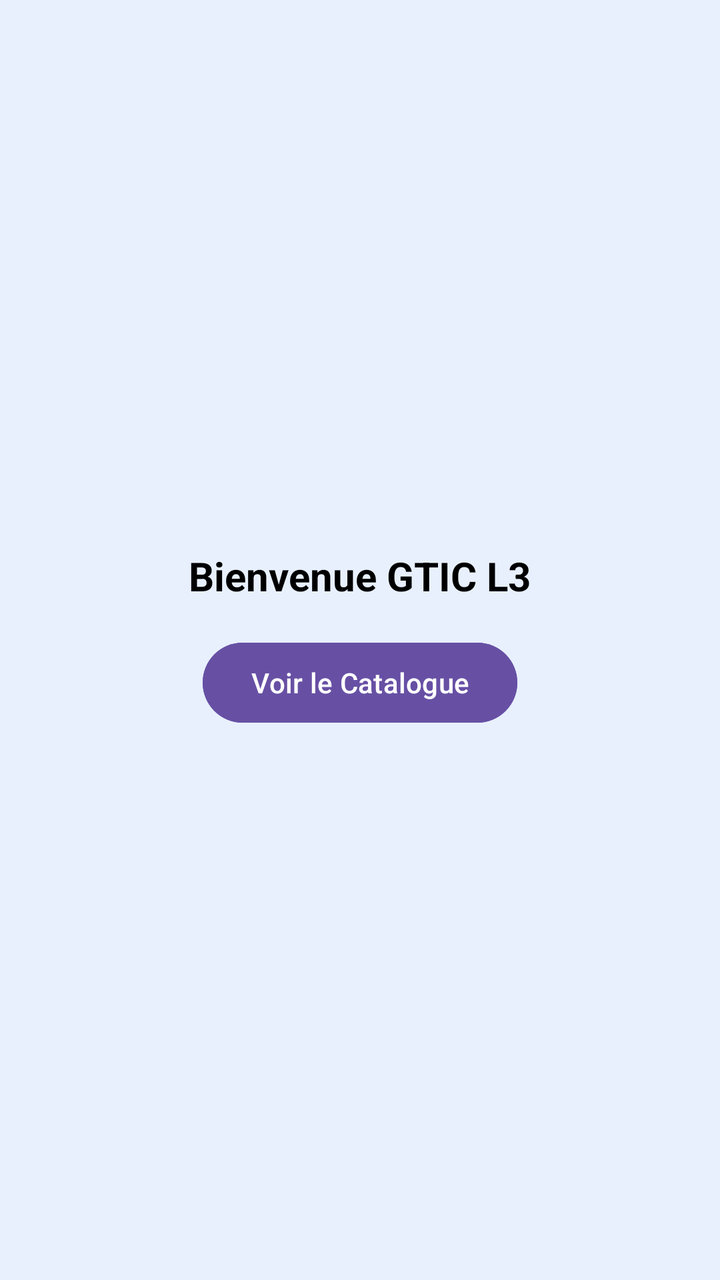
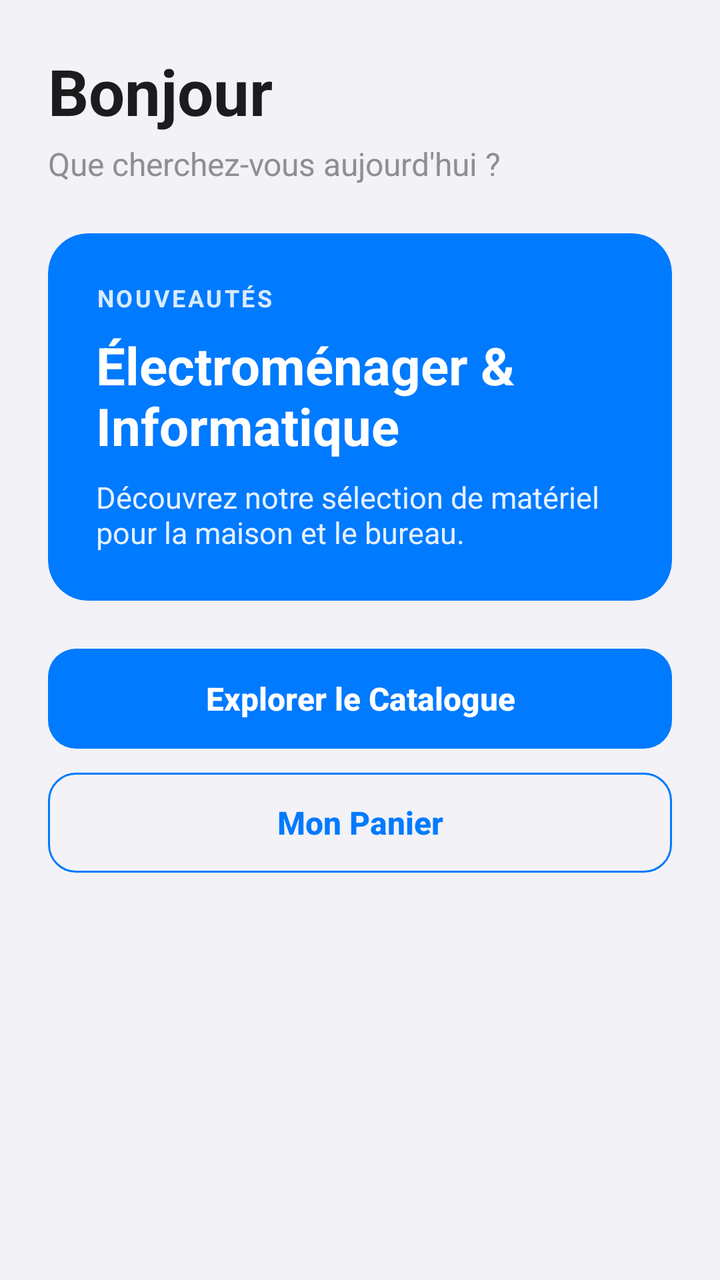

The first picture is an Android layout as it rendered before a commit; the second is the same layout after the commit. The layout source and the unified diff follow.
<!-- AndroidManifest.xml: application theme Theme.MiniShopManager -->
<!-- res/layout/activity_main.xml -->
<?xml version="1.0" encoding="utf-8"?>
<LinearLayout xmlns:android="http://schemas.android.com/apk/res/android"
    android:layout_width="match_parent"
    android:layout_height="match_parent"
    android:gravity="center"
    android:orientation="vertical"
    android:background="#E8F0FE">

    <TextView
        android:id="@+id/tvName"
        android:layout_width="wrap_content"
        android:layout_height="wrap_content"
        android:paddingBottom="16dp"
        android:text="Bienvenue GTIC L3"
        android:textColor="#000000"
        android:textSize="20sp"
        android:textStyle="bold" />

    <Button
        android:id="@+id/btnNext"
        android:layout_width="wrap_content"
        android:layout_height="wrap_content"
        android:backgroundTint="#6750A4"
        android:text="Voir le Catalogue" />

</LinearLayout>
<!-- resources referenced by this layout -->
<resources>
  <style name="Theme.MiniShopManager" parent="Base.Theme.MiniShopManager" />
  <style name="Base.Theme.MiniShopManager" parent="Theme.Material3.DayNight.NoActionBar">
          
          
      </style>
</resources>

<!-- the commit's change to res/layout/activity_main.xml (unified diff, before → after) -->
@@ -1,26 +1,100 @@
 <?xml version="1.0" encoding="utf-8"?>
-<LinearLayout xmlns:android="http://schemas.android.com/apk/res/android"
+<ScrollView
+    xmlns:android="http://schemas.android.com/apk/res/android"
+    xmlns:app="http://schemas.android.com/apk/res-auto"
     android:layout_width="match_parent"
     android:layout_height="match_parent"
-    android:gravity="center"
-    android:orientation="vertical"
-    android:background="#E8F0FE">
+    android:background="@color/background"
+    android:fillViewport="true"
+    android:fitsSystemWindows="true">
 
-    <TextView
-        android:id="@+id/tvName"
-        android:layout_width="wrap_content"
+    <LinearLayout
+        android:layout_width="match_parent"
         android:layout_height="wrap_content"
-        android:paddingBottom="16dp"
-        android:text="Bienvenue GTIC L3"
-        android:textColor="#000000"
-        android:textSize="20sp"
-        android:textStyle="bold" />
+        android:orientation="vertical"
+        android:padding="24dp">
 
-    <Button
-        android:id="@+id/btnNext"
-        android:layout_width="wrap_content"
-        android:layout_height="wrap_content"
-        android:backgroundTint="#6750A4"
-        android:text="Voir le Catalogue" />
+        
+        <TextView
+            android:id="@+id/tvGreeting"
+            android:layout_width="wrap_content"
+            android:layout_height="wrap_content"
+            android:text="Bonjour"
+            android:textColor="@color/text_primary"
+            android:textSize="32sp"
+            android:textStyle="bold" />
 
-</LinearLayout>
+        <TextView
+            android:layout_width="wrap_content"
+            android:layout_height="wrap_content"
+            android:layout_marginTop="4dp"
+            android:text="Que cherchez-vous aujourd'hui ?"
+            android:textColor="@color/text_secondary"
+            android:textSize="16sp" />
+
+        
+        <com.google.android.material.card.MaterialCardView
+            android:layout_width="match_parent"
+            android:layout_height="wrap_content"
+            android:layout_marginTop="24dp"
+            app:cardBackgroundColor="@color/primary"
+            app:cardCornerRadius="20dp"
+            app:cardElevation="0dp"
+            app:strokeWidth="0dp">
+
+            <LinearLayout
+                android:layout_width="match_parent"
+                android:layout_height="wrap_content"
+                android:orientation="vertical"
+                android:padding="24dp">
+
+                <TextView
+                    android:layout_width="wrap_content"
+                    android:layout_height="wrap_content"
+                    android:alpha="0.85"
+                    android:letterSpacing="0.1"
+                    android:text="NOUVEAUTÉS"
+                    android:textColor="@color/on_primary"
+                    android:textSize="12sp"
+                    android:textStyle="bold" />
+
+                <TextView
+                    android:layout_width="wrap_content"
+                    android:layout_height="wrap_content"
+                    android:layout_marginTop="8dp"
+                    android:text="Électroménager &amp; Informatique"
+                    android:textColor="@color/on_primary"
+                    android:textSize="26sp"
+                    android:textStyle="bold" />
+
+                <TextView
+                    android:layout_width="wrap_content"
+                    android:layout_height="wrap_content"
+                    android:layout_marginTop="8dp"
+                    android:alpha="0.9"
+                    android:text="Découvrez notre sélection de matériel pour la maison et le bureau."
+                    android:textColor="@color/on_primary"
+                    android:textSize="15sp" />
+            </LinearLayout>
+        </com.google.android.material.card.MaterialCardView>
+
+        
+        <Button
+            android:id="@+id/btnCatalog"
+            style="@style/Widget.MiniShop.Button"
+            android:layout_width="match_parent"
+            android:layout_height="wrap_content"
+            android:layout_marginTop="24dp"
+            android:text="Explorer le Catalogue" />
+
+        <Button
+            android:id="@+id/btnCart"
+            style="@style/Widget.MiniShop.Button.Outlined"
+            android:layout_width="match_parent"
+            android:layout_height="wrap_content"
+            android:layout_marginTop="12dp"
+            android:text="Mon Panier" />
+
+    </LinearLayout>
+
+</ScrollView>
<!-- resource entries referenced after the edit -->
@@ -1,9 +1,80 @@
 <!-- resources referenced by this layout -->
 <resources>
-  <style name="Theme.MiniShopManager" parent="Base.Theme.MiniShopManager" />
-  <style name="Base.Theme.MiniShopManager" parent="Theme.Material3.DayNight.NoActionBar">
+  <color name="background">#F2F2F7</color>
+  <color name="on_primary">#FFFFFF</color>
+  <color name="primary">#007AFF</color>
+  <color name="text_primary">#1C1C1E</color>
+  <color name="text_secondary">#8E8E93</color>
+  <style name="Widget.MiniShop.Button" parent="Widget.Material3.Button">
+          <item name="shapeAppearance">@style/ShapeAppearance.MiniShop.Button</item>
+          <item name="backgroundTint">@color/primary</item>
+          <item name="android:textColor">@color/on_primary</item>
+          <item name="android:textAllCaps">false</item>
+          <item name="android:textSize">16sp</item>
+          <item name="android:textStyle">bold</item>
+          <item name="android:letterSpacing">0</item>
+          <item name="android:minHeight">50dp</item>
+          <item name="android:insetTop">0dp</item>
+          <item name="android:insetBottom">0dp</item>
+      </style>
+  <style name="Widget.MiniShop.Button.Outlined" parent="Widget.Material3.Button.OutlinedButton">
+          <item name="shapeAppearance">@style/ShapeAppearance.MiniShop.Button</item>
+          <item name="strokeColor">@color/primary</item>
+          <item name="android:textColor">@color/primary</item>
+          <item name="android:textAllCaps">false</item>
+          <item name="android:textSize">16sp</item>
+          <item name="android:textStyle">bold</item>
+          <item name="android:letterSpacing">0</item>
+          <item name="android:minHeight">50dp</item>
+          <item name="android:insetTop">0dp</item>
+          <item name="android:insetBottom">0dp</item>
+      </style>
+  <style name="Theme.MiniShopManager" parent="Theme.Material3.Light.NoActionBar">
+  
           
+          <item name="colorPrimary">@color/primary</item>
+          <item name="colorOnPrimary">@color/on_primary</item>
+          <item name="colorSecondary">@color/primary</item>
+          <item name="colorOnSecondary">@color/on_primary</item>
+          <item name="colorTertiary">@color/success</item>
+          <item name="colorOnTertiary">@color/on_success</item>
+  
           
+          <item name="android:colorBackground">@color/background</item>
+          <item name="colorSurface">@color/surface</item>
+          <item name="colorOnBackground">@color/text_primary</item>
+          <item name="colorOnSurface">@color/text_primary</item>
+          <item name="colorOnSurfaceVariant">@color/text_secondary</item>
+          <item name="colorOutline">@color/separator</item>
+  
+          
+          <item name="android:statusBarColor">@color/background</item>
+          <item name="android:navigationBarColor">@color/background</item>
+          <item name="android:windowLightStatusBar">true</item>
+          <item name="android:windowBackground">@color/background</item>
+  
+          
+          <item name="android:textColorPrimary">@color/text_primary</item>
+          <item name="android:textColorSecondary">@color/text_secondary</item>
+  
+          
+          <item name="materialButtonStyle">@style/Widget.MiniShop.Button</item>
+          <item name="materialButtonOutlinedStyle">@style/Widget.MiniShop.Button.Outlined</item>
+          <item name="borderlessButtonStyle">@style/Widget.MiniShop.Button.Text</item>
+      </style>
+  <style name="ShapeAppearance.MiniShop.Button" parent="ShapeAppearance.Material3.Corner.Medium">
+          <item name="cornerFamily">rounded</item>
+          <item name="cornerSize">14dp</item>
+      </style>
+  <color name="success">#34C759</color>
+  <color name="on_success">#FFFFFF</color>
+  <color name="surface">#FFFFFF</color>
+  <color name="separator">#C6C6C8</color>
+  <style name="Widget.MiniShop.Button.Text" parent="Widget.Material3.Button.TextButton">
+          <item name="shapeAppearance">@style/ShapeAppearance.MiniShop.Button</item>
+          <item name="android:textColor">@color/primary</item>
+          <item name="android:textAllCaps">false</item>
+          <item name="android:letterSpacing">0</item>
       </style>
 </resources>
 
